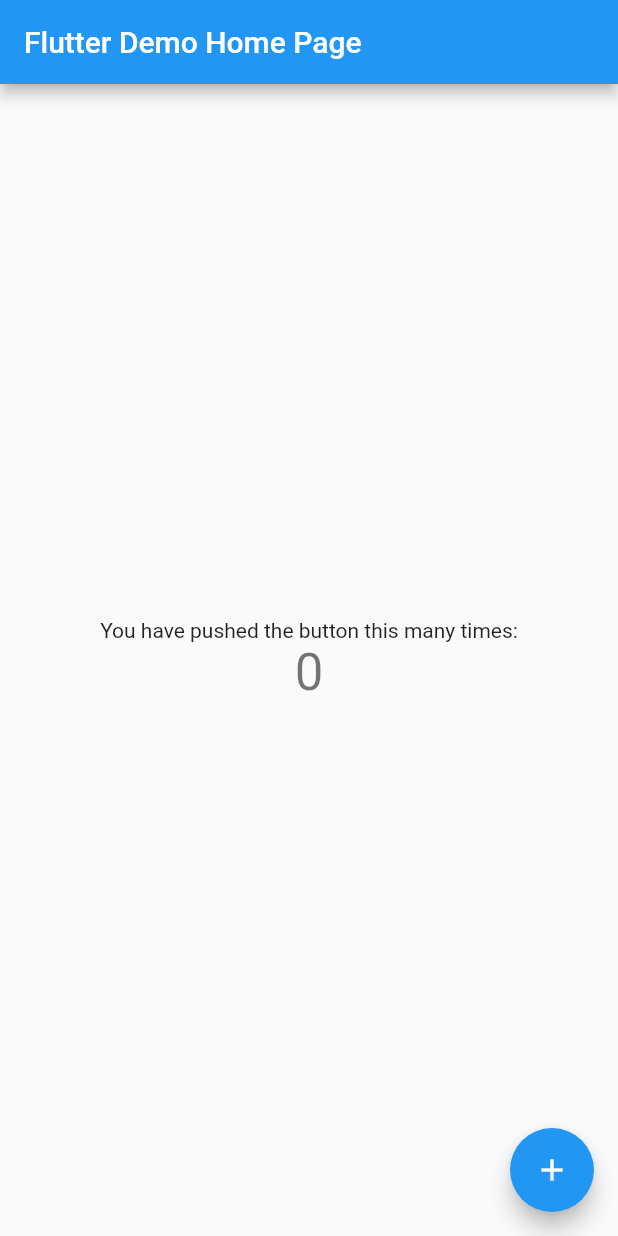
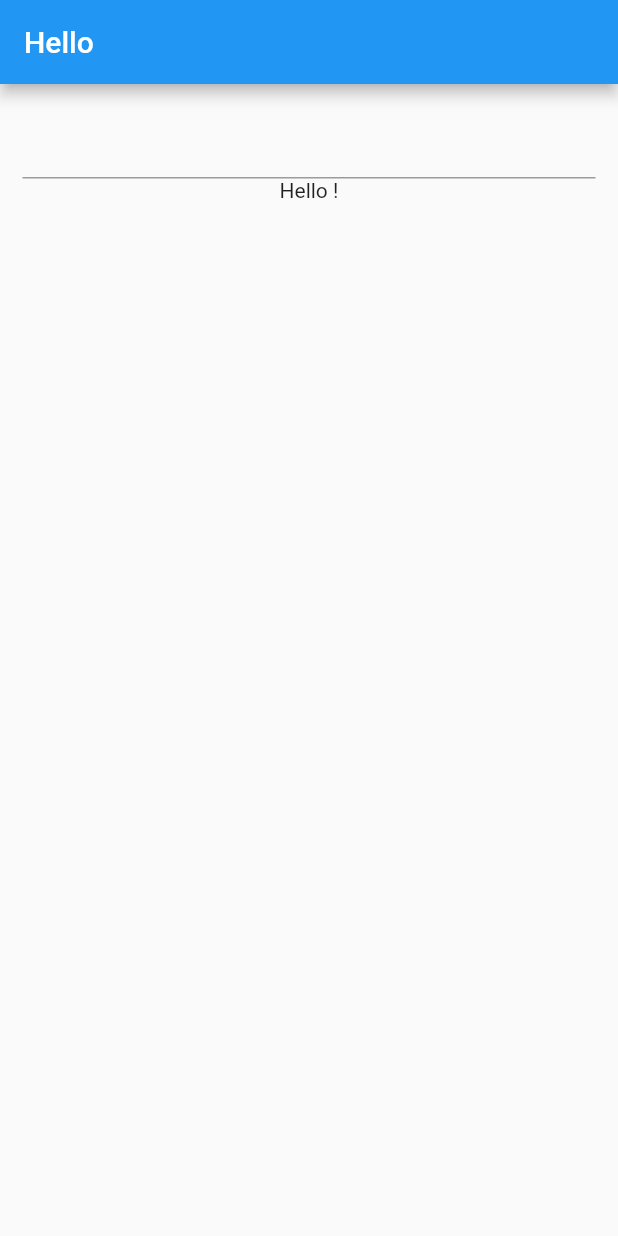
Before and after one commit to KellyUK/hello_you_app, a Flutter app: the screen it shows after launch, on a phone screen of 412 x 824 dp. Run offline on Flutter 3.47's test engine with Material 2 defaults, Android fonts, the phone set to English and light mode, and no system bars.

Commit message:
added input box and Hello You Stateful class

```diff
--- a/lib/main.dart
+++ b/lib/main.dart
@@ -7,105 +7,43 @@ class MyApp extends StatelessWidget {
   @override
   Widget build(BuildContext context) {
     return MaterialApp(
-      title: 'Flutter Demo',
+      title: 'Hello You',
       theme: ThemeData(
-        // This is the theme of your application.
-        //
-        // Try running your application with "flutter run". You'll see the
-        // application has a blue toolbar. Then, without quitting the app, try
-        // changing the primarySwatch below to Colors.green and then invoke
-        // "hot reload" (press "r" in the console where you ran "flutter run",
-        // or simply save your changes to "hot reload" in a Flutter IDE).
-        // Notice that the counter didn't reset back to zero; the application
-        // is not restarted.
         primarySwatch: Colors.blue,
       ),
-      home: MyHomePage(title: 'Flutter Demo Home Page'),
+      home: HelloYou(),
     );
   }
 }
 
-class MyHomePage extends StatefulWidget {
-  MyHomePage({Key key, this.title}) : super(key: key);
-
-  // This widget is the home page of your application. It is stateful, meaning
-  // that it has a State object (defined below) that contains fields that affect
-  // how it looks.
-
-  // This class is the configuration for the state. It holds the values (in this
-  // case the title) provided by the parent (in this case the App widget) and
-  // used by the build method of the State. Fields in a Widget subclass are
-  // always marked "final".
-
-  final String title;
-
+class HelloYou extends StatefulWidget {
   @override
-  _MyHomePageState createState() => _MyHomePageState();
+  State<StatefulWidget> createState() => _HelloYouState();
 }
 
-class _MyHomePageState extends State<MyHomePage> {
-  int _counter = 0;
-
-  void _incrementCounter() {
-    setState(() {
-      // This call to setState tells the Flutter framework that something has
-      // changed in this State, which causes it to rerun the build method below
-      // so that the display can reflect the updated values. If we changed
-      // _counter without calling setState(), then the build method would not be
-      // called again, and so nothing would appear to happen.
-      _counter++;
-    });
-  }
-
+class _HelloYouState extends State<HelloYou> {
+  String name = "";
   @override
   Widget build(BuildContext context) {
-    // This method is rerun every time setState is called, for instance as done
-    // by the _incrementCounter method above.
-    //
-    // The Flutter framework has been optimized to make rerunning build methods
-    // fast, so that you can just rebuild anything that needs updating rather
-    // than having to individually change instances of widgets.
     return Scaffold(
       appBar: AppBar(
-        // Here we take the value from the MyHomePage object that was created by
-        // the App.build method, and use it to set our appbar title.
-        title: Text(widget.title),
+        title: Text("Hello"),
       ),
-      body: Center(
-        // Center is a layout widget. It takes a single child and positions it
-        // in the middle of the parent.
+      body: Container(
+        padding: EdgeInsets.all(15.0),
         child: Column(
-          // Column is also layout widget. It takes a list of children and
-          // arranges them vertically. By default, it sizes itself to fit its
-          // children horizontally, and tries to be as tall as its parent.
-          //
-          // Invoke "debug painting" (press "p" in the console, choose the
-          // "Toggle Debug Paint" action from the Flutter Inspector in Android
-          // Studio, or the "Toggle Debug Paint" command in Visual Studio Code)
-          // to see the wireframe for each widget.
-          //
-          // Column has various properties to control how it sizes itself and
-          // how it positions its children. Here we use mainAxisAlignment to
-          // center the children vertically; the main axis here is the vertical
-          // axis because Columns are vertical (the cross axis would be
-          // horizontal).
-          mainAxisAlignment: MainAxisAlignment.center,
           children: <Widget>[
-            Text(
-              'You have pushed the button this many times:',
+            TextField(
+              onChanged: (String string) {
+                setState(() {
+                  name = string;
+                });
+              },
             ),
-            Text(
-              '$_counter',
-              style: Theme.of(context).textTheme.display1,
-            ),
+             Text('Hello ' + name + "!")
           ],
         ),
       ),
-      floatingActionButton: FloatingActionButton(
-        onPressed: _incrementCounter,
-        tooltip: 'Increment',
-        child: Icon(Icons.add),
-      ), // This trailing comma makes auto-formatting nicer for build methods.
     );
   }
 }
```
Also changed, not shown: 1 other file.
